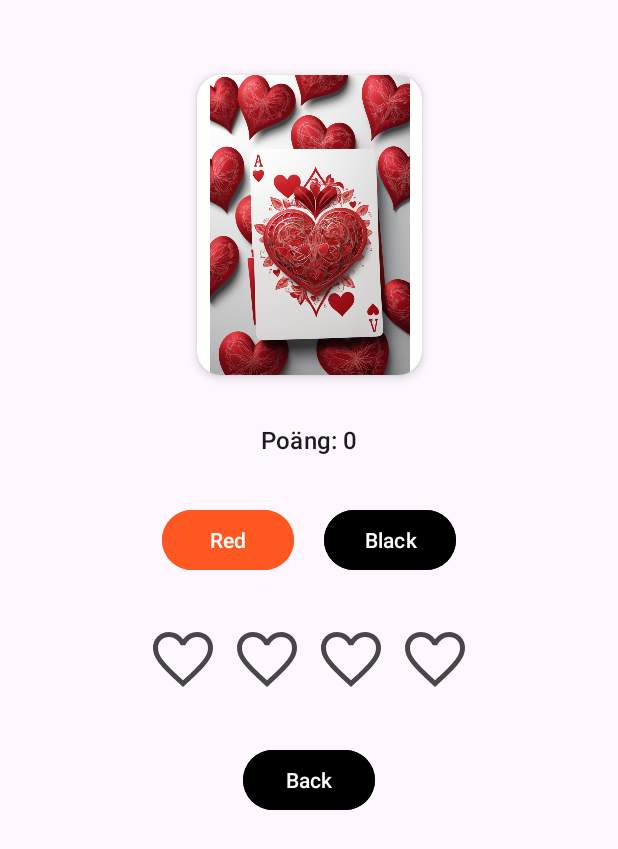
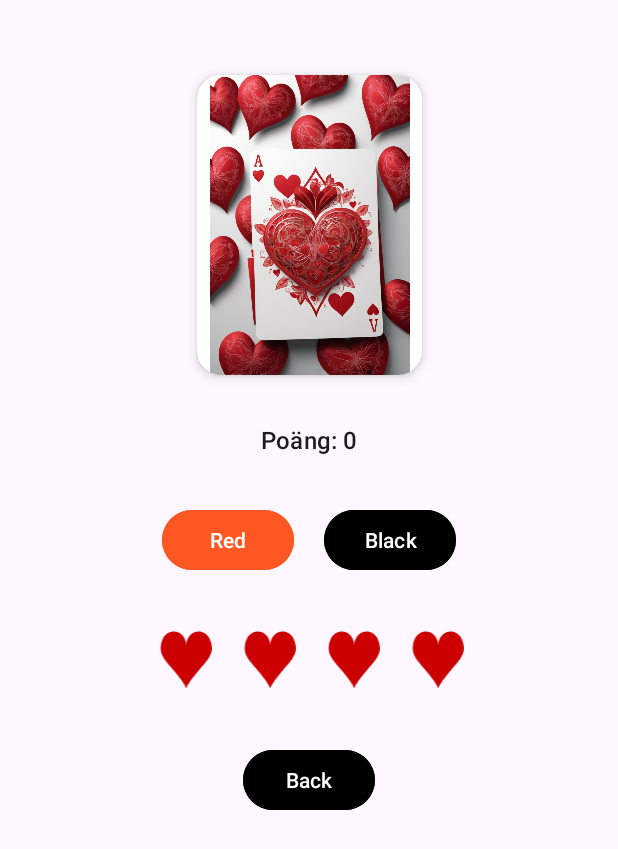
Before and after one commit to Jonasodiq/Test_3, an Android app: the ActivityGame screen opened directly, with no data from a screen before it, on a phone screen of 412 x 824 dp. Shown: the top 849 px of the screen. Run offline under Robolectric (Android 15) with nearby library versions, the phone set to English and light mode, and no system bars.

Commit message:
Added icons

```diff
--- a/app/src/main/res/drawable/ic_heart.xml
+++ b/app/src/main/res/drawable/ic_heart.xml
@@ -1,11 +1,11 @@
 <?xml version="1.0" encoding="utf-8"?>
 <vector xmlns:android="http://schemas.android.com/apk/res/android"
     android:width="40dp"
-    android:height="40dp"
-    android:viewportWidth="960"
-    android:viewportHeight="960"
-    android:tint="?attr/colorControlNormal">
+    android:height="50dp"
+    android:viewportWidth="90"
+    android:viewportHeight="100"
+    android:tint="?attr/cardBackgroundColor">
     <path
         android:fillColor="@android:color/holo_red_dark"
-        android:pathData="M480,839.33L433.33,797.33Q329.15,702.25 261.08,633.29Q193,564.33 152.67,509.83Q112.33,455.33 96.17,410.67Q80,366 80,320Q80,228.56 141.33,167.28Q202.67,106 293.33,106Q348.67,106 396.67,131.33Q444.67,156.67 480,204Q519.33,154.67 566.33,130.33Q613.33,106 666.67,106Q757.33,106 818.67,167.28Q880,228.56 880,320Q880,366 863.83,410.67Q847.67,455.33 807.33,509.83Q767,564.33 698.92,633.29Q630.85,702.25 526.67,797.33L480,839.33ZM480,750.67Q579.49,660 643.75,595.17Q708,530.33 745.67,481.83Q783.33,433.33 798.33,395.41Q813.33,357.49 813.33,320.1Q813.33,256 772,214.33Q730.67,172.67 666.82,172.67Q616.8,172.67 574.23,202.5Q531.67,232.33 508.67,284L508.67,284L450.67,284L450.67,284Q428.33,233 385.77,202.83Q343.2,172.67 293.18,172.67Q229.33,172.67 188,214.33Q146.67,256 146.67,320.21Q146.67,357.67 161.67,395.83Q176.67,434 214.33,482.83Q252,531.67 316.67,596.17Q381.33,660.67 480,750.67ZM480,461.67Q480,461.67 480,461.67Q480,461.67 480,461.67Q480,461.67 480,461.67Q480,461.67 480,461.67Q480,461.67 480,461.67Q480,461.67 480,461.67Q480,461.67 480,461.67Q480,461.67 480,461.67L480,461.67L480,461.67L480,461.67Q480,461.67 480,461.67Q480,461.67 480,461.67Q480,461.67 480,461.67Q480,461.67 480,461.67Q480,461.67 480,461.67Q480,461.67 480,461.67Q480,461.67 480,461.67Q480,461.67 480,461.67Z"/>
+        android:pathData="M50,29.74c.14-10.64,8.79-19.23,19.47-19.23,6.72,0,12.65,3.41,16.15,8.59,3.03,4.48,4.26,9.9,4.26,15.3,0,10.14-9.02,18.5-20.35,30.05-17.39,17.73-19.53,25.03-19.53,25.03,0,0-2.13-7.3-19.52-25.03-11.33-11.55-20.35-19.91-20.35-30.05,0-5.4,1.23-10.83,4.26-15.3,3.5-5.18,9.43-8.59,16.15-8.59,10.67,0,19.33,8.59,19.47,19.23"/>
 </vector>
```
Also changed, not shown: app/src/main/res/drawable/ic_clubs.xml (added, +11 -0 lines), app/src/main/res/drawable/ic_diamonds.xml (added, +11 -0 lines), app/src/main/res/drawable/ic_spades.xml (added, +11 -0 lines).
